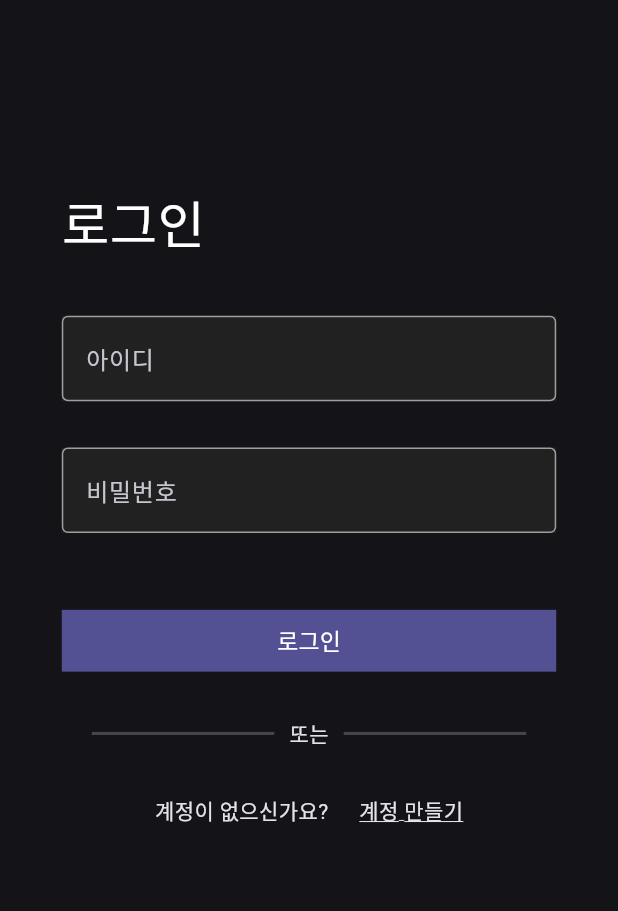
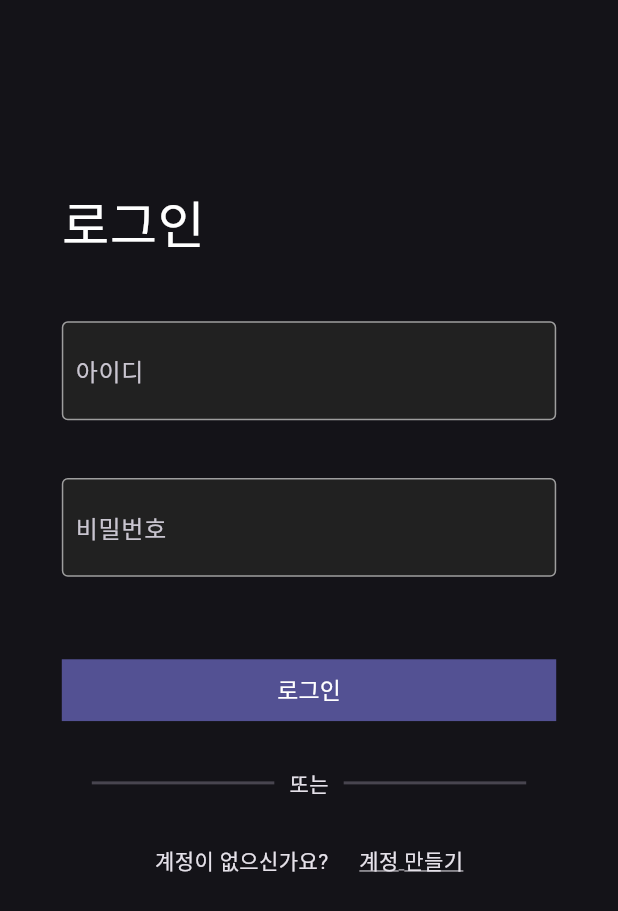
Before and after one commit to rlaxogh5079/TDLS_client, a Flutter app: the screen it shows after launch, after a tap on "건너뛰기", after a tap on "시작하기", on a phone screen of 412 x 824 dp. Shown: the top 911 px of the screen. Run offline on Flutter 3.47's test engine with Material 3 defaults, Android fonts, the light colour scheme and no system bars; our stand-ins replace flutter_secure_storage, introduction_screen, responsive_sizer.

Commit message:
:lipstick: 버튼 UI 수정
버튼 중복 확인 버튼 추가

```diff
--- a/lib/ui/widgets/input.dart
+++ b/lib/ui/widgets/input.dart
@@ -9,6 +9,8 @@ class TDLSInput extends StatefulWidget {
   final GlobalKey<FormState> formKey;
   final bool isPassword;
   final String? Function(String) validator;
+  final bool isButtonRequired;
+  final String? buttonText = null;
 
   const TDLSInput({
     super.key,
@@ -18,6 +20,7 @@ class TDLSInput extends StatefulWidget {
     required this.formKey,
     required this.validator,
     this.isPassword = false,
+    this.isButtonRequired = false,
   });
 
   @override
@@ -45,15 +48,27 @@ class _TDLSInputState extends State<TDLSInput> {
         children: [
           SizedBox(
             width: 100.w,
-            height: 8.h,
+            height: 10.h,
             child: Row(
               mainAxisAlignment: MainAxisAlignment.center,
               children: [
                 Container(
                   width: 80.w,
+                  height: 8.h,
+                  padding: const EdgeInsets.symmetric(horizontal: 8.0),
                   decoration: BoxDecoration(
                     color: Colors.grey[900],
+                    border: Border.all(
+                      color: widget.controller.text.isEmpty
+                          ? Colors.grey
+                          : Colors.white,
+                      width: 1.0,
                     ),
+                    borderRadius: BorderRadius.circular(4.0),
+                  ),
+                  child: Row(
+                    children: [
+                      Expanded(
                         child: TextFormField(
                           onChanged: (value) {
                             setState(() {
@@ -64,33 +79,41 @@ class _TDLSInputState extends State<TDLSInput> {
                           obscureText: widget.isPassword,
                           keyboardType: TextInputType.text,
                           decoration: InputDecoration(
-                      focusedBorder: const OutlineInputBorder(
-                        borderSide: BorderSide(
+                            labelText: widget.labelText,
+                            hintText: widget.hintText,
+                            floatingLabelStyle: TextStyle(
+                              fontSize: 16.sp,
                               color: Colors.white,
-                          width: 1.0,
+                            ),
+                            border: InputBorder.none,
                           ),
                         ),
-                      enabledBorder: OutlineInputBorder(
-                        borderSide: BorderSide(
-                          color: widget.controller.text.isEmpty
-                              ? Colors.grey
-                              : Colors.white,
-                          width: 1.0,
+                      ),
+                      if (widget.isButtonRequired)
+                        Padding(
+                          padding: EdgeInsets.symmetric(
+                            horizontal: 2.w,
+                          ),
+                          child: FilledButton(
+                            onPressed: () {},
+                            style: FilledButton.styleFrom(
+                              shape: const RoundedRectangleBorder(
+                                borderRadius: BorderRadius.all(
+                                  Radius.circular(10),
                                 ),
                               ),
-                      border: const OutlineInputBorder(
-                        borderSide: BorderSide(
-                          color: Colors.grey,
-                          width: 1.0,
+                              disabledBackgroundColor: const Color(0x888B87FF),
+                            ),
+                            child: Text(
+                              widget.buttonText ?? "중복 확인",
+                              style: TextStyle(
+                                color: Colors.white,
+                                fontSize: 13.sp,
                               ),
                             ),
-                      labelText: widget.labelText,
-                      floatingLabelStyle: TextStyle(
-                        fontSize: 18.sp,
-                        color: Colors.white,
                           ),
-                      hintText: widget.hintText,
                         ),
+                    ],
                   ),
                 ),
               ],
```
Lines whose indentation alone changed are shown as unchanged.
